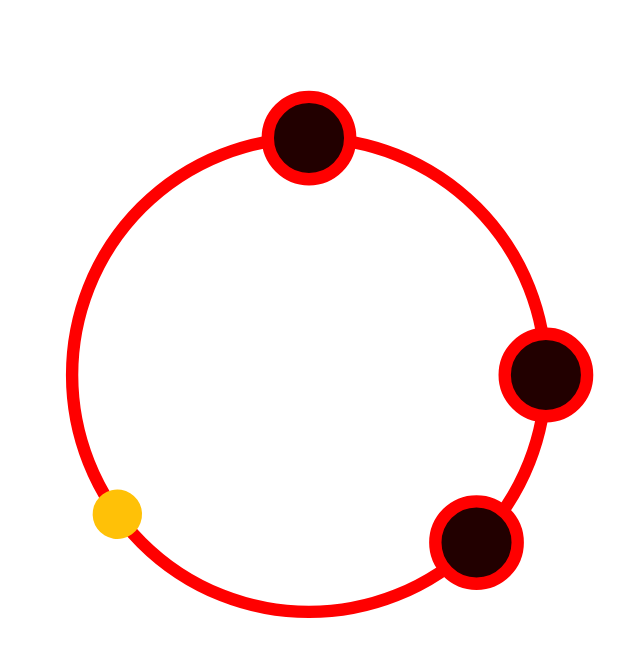
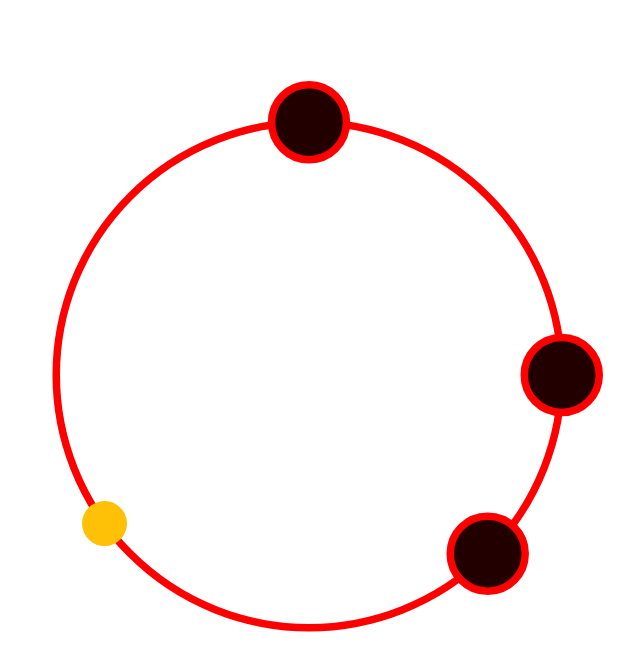
Before and after one commit to olivierperez/JetpackComposePlayground, an Android app built with Jetpack Compose: the @Preview function LockPreview, on a phone screen of 412 x 824 dp. Shown: the top 671 px of the screen. Run offline under Robolectric (Android 15) with nearby library versions, the phone set to English and light mode, and no system bars.

Commit message:
Make Lock customizable

```diff
--- a/app/src/main/java/fr/o80/testcompose/screen/unlockcircle/Lock.kt
+++ b/app/src/main/java/fr/o80/testcompose/screen/unlockcircle/Lock.kt
@@ -44,6 +44,14 @@ fun Lock(
         }
     }
 
+    val lockColor = LocalLockTheme.current.lockColor
+    val backgroundLockColor = LocalLockTheme.current.backgroundLockColor
+    val keyColor = LocalLockTheme.current.keyColor
+    val strokeWidthDp = LocalLockTheme.current.strokeWidth.dp
+    val lockRadiusDp = LocalLockTheme.current.lockRadius.dp
+    val keyRadiusDp = LocalLockTheme.current.keyRadius.dp
+    val marginDp = LocalLockTheme.current.margin.dp
+
     Canvas(
         modifier.pointerInput(Unit) {
             this.detectTapGestures(
@@ -53,11 +61,11 @@ fun Lock(
             )
         }
     ) {
-        val strokeWidth = size.minDimension / 50
-        val smallCircleRadius = size.minDimension / 15
-        val keyRadius = size.minDimension / 25
-        val margin = size.minDimension / 20 + smallCircleRadius
-        val bigCircleRadius = (size.minDimension / 2f) - margin
+        val strokeWidth = strokeWidthDp.toPx()
+        val smallCircleRadius = lockRadiusDp.toPx()
+        val keyRadius = keyRadiusDp.toPx()
+        val margin = marginDp.toPx()
+        val bigCircleRadius = (size.minDimension-strokeWidth) / 2f - smallCircleRadius - margin
 
         drawCircle(
             Color.Red,
@@ -65,9 +73,13 @@ fun Lock(
             style = Stroke(width = strokeWidth)
         )
         remainingLocks.locks.forEach { position ->
-            drawLockPosition(position, smallCircleRadius, bigCircleRadius, strokeWidth)
+            drawLockPosition(
+                position, smallCircleRadius, bigCircleRadius, strokeWidth,
+                lockColor,
+                backgroundLockColor
+            )
         }
-        drawKey({ keyPosition }, keyRadius, bigCircleRadius)
+        drawKey({ keyPosition }, keyRadius, bigCircleRadius, keyColor)
     }
 }
 
@@ -87,11 +99,12 @@ fun rememberKeyPosition(): State<Float> {
 private fun DrawScope.drawKey(
     keyPosition: () -> Float,
     keyRadius: Float,
-    bigCircleRadius: Float
+    bigCircleRadius: Float,
+    keyColor: Color
 ) {
     rotate(keyPosition()) {
         drawCircle(
-            Color(0xFFFFC107),
+            keyColor,
             radius = keyRadius,
             style = Fill,
             center = center.minus(Offset(0f, bigCircleRadius))
@@ -103,18 +116,20 @@ private fun DrawScope.drawLockPosition(
     position: Float,
     smallCircleRadius: Float,
     bigCircleRadius: Float,
-    strokeWidth: Float
+    strokeWidth: Float,
+    lockColor: Color,
+    backgroundLockColor: Color
 ) {
     rotate(position) {
         drawCircle(
-            Color(0x22FF0000),
+            backgroundLockColor,
             radius = smallCircleRadius,
             style = Fill,
             center = center.minus(Offset(0f, bigCircleRadius)),
             blendMode = BlendMode.Src
         )
         drawCircle(
-            Color(0xFFFF0000),
+            lockColor,
             radius = smallCircleRadius,
             style = Stroke(width = strokeWidth),
             center = center.minus(Offset(0f, bigCircleRadius))
--- /dev/null
+++ b/app/src/main/java/fr/o80/testcompose/screen/unlockcircle/LockTheme.kt
@@ -0,0 +1,16 @@
+package fr.o80.testcompose.screen.unlockcircle
+
+import androidx.compose.runtime.staticCompositionLocalOf
+import androidx.compose.ui.graphics.Color
+
+data class LockTheme(
+    val lockColor: Color = Color(0xFFFF0000),
+    val backgroundLockColor: Color = Color(0x22FF0000),
+    val keyColor: Color = Color(0xFFFFC107),
+    val strokeWidth: Float = 5f,
+    val lockRadius: Float = 25f,
+    val keyRadius: Float = 15f,
+    val margin: Float = 10f,
+)
+
+val LocalLockTheme = staticCompositionLocalOf { LockTheme() }
```
